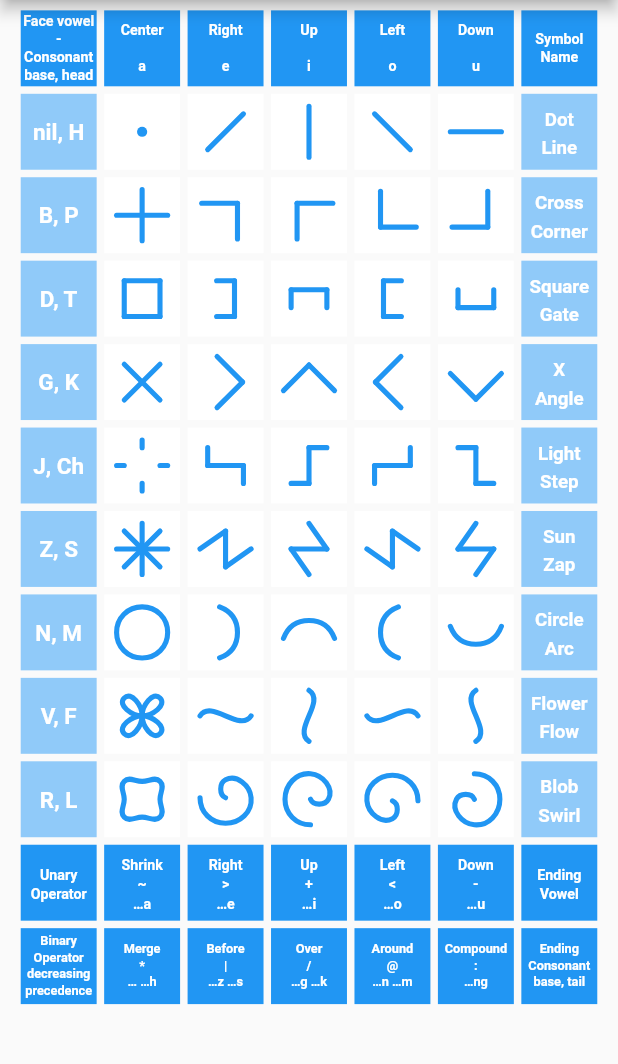
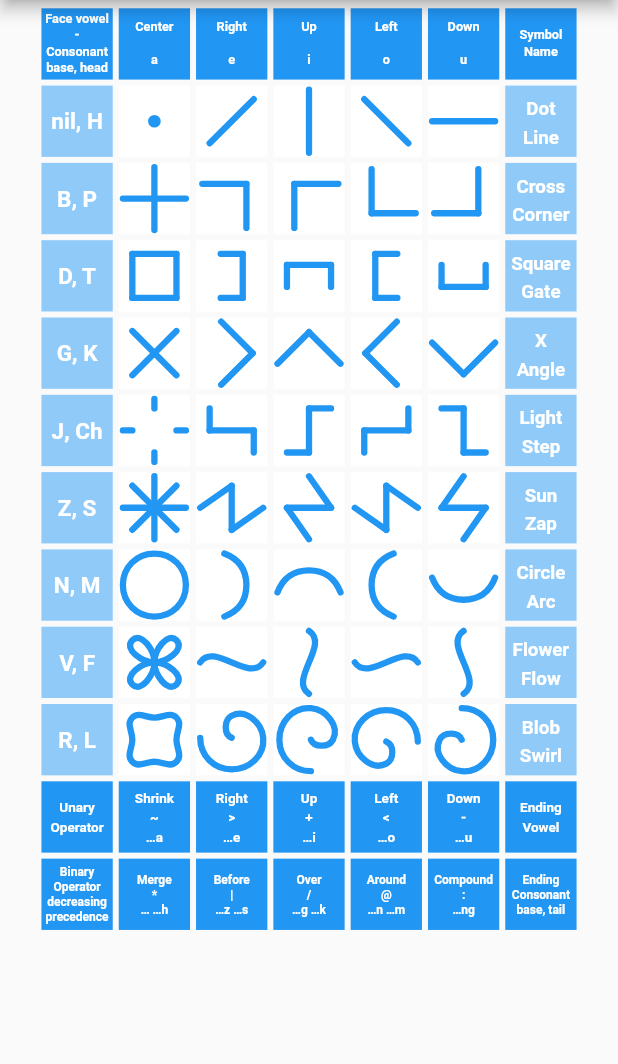
Before and after one commit to bguan/grafon, a Flutter app: the screen it shows after launch, on a phone screen of 412 x 824 dp, the part 84-1148 px from its top. Run offline on Flutter 3.47's test engine with Material 2 defaults, Android fonts, the phone set to English and light mode, and no system bars; our stand-ins replace tuple, url_launcher_web.

Commit message:
font size tweaks

```diff
--- a/lib/gram_table_widget.dart
+++ b/lib/gram_table_widget.dart
@@ -38,10 +38,10 @@ class GramTableView extends StatelessWidget {
     final width = mediaSize.width.clamp(500.0, 2000.0);
     final height = mediaSize.height.clamp(500.0, 2000.0) - 100;
     final widthHeightRatio = (width / height).clamp(.5, 2);
-    final vpad = widthHeightRatio * 10.0;
-    final hpad = widthHeightRatio * 20.0;
-    final space = 5.0;
-    final inset = widthHeightRatio * 12.0;
+    final vpad = widthHeightRatio * 8.0;
+    final hpad = widthHeightRatio * 40.0;
+    final space = 4.0;
+    final inset = widthHeightRatio * 4.0;
     final dim = min((width - 2 * hpad) / (GramTable.numCols + 2),
         (0.8 * height - 2 * vpad) / (GramTable.numRows + 3));
     final gridSize = Size(dim, dim);
@@ -54,9 +54,9 @@ class GramTableView extends StatelessWidget {
           color: Colors.white,
           fontSize: fontSizing(fontSize),
         );
-    final headerStyle = textStyle(19);
-    final unaryFooterStyle = textStyle(19, 1.4);
-    final binaryFooterStyle = textStyle(17);
+    final headerStyle = textStyle(17);
+    final unaryFooterStyle = textStyle(18, 1.4);
+    final binaryFooterStyle = textStyle(16);
     final rowHeadTextStyle = textStyle(30);
     final rowTailTextStyle = textStyle(25, 1.5);
 
```
